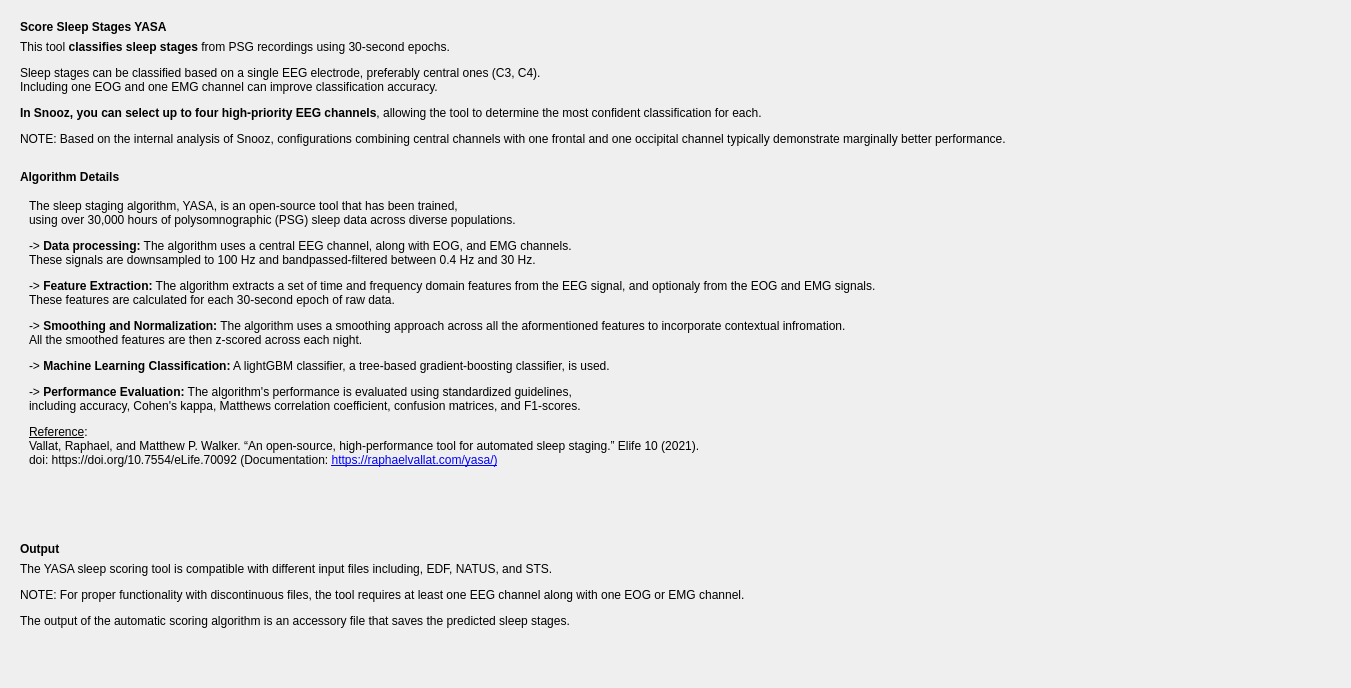
Above: tools/CEAMSTools/ScoreSleepStagesYASA/AlgoIntroStep/Ui_AlgoIntroStep.ui from SnoozToolbox/snooz-package-ceams before the change. Below: the same form after it.
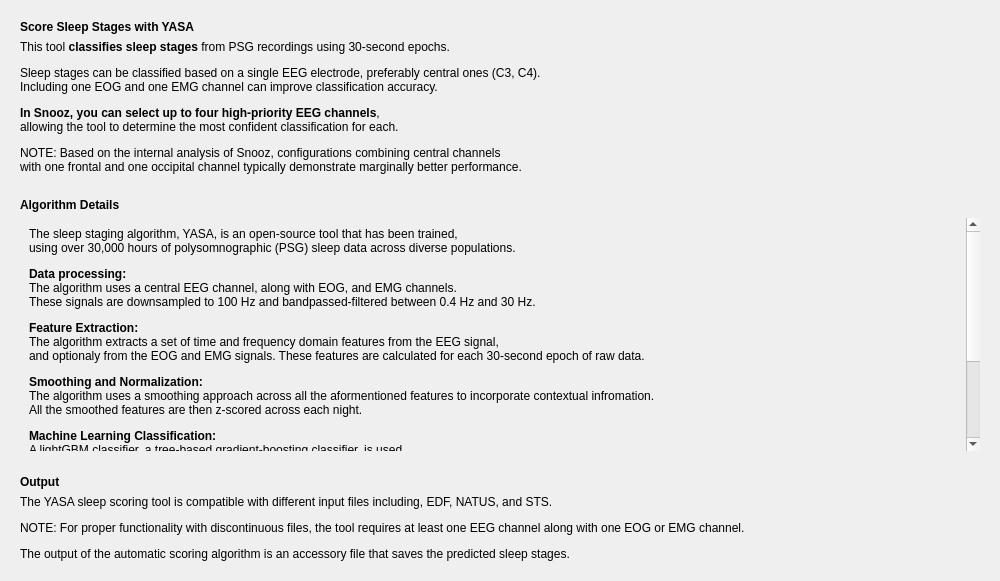
That is the form after the change.

Commit message: Update tool descriptions for clarity and usability across multiple tools

Diff of the .ui file:
```diff
--- a/tools/CEAMSTools/ScoreSleepStagesYASA/AlgoIntroStep/Ui_AlgoIntroStep.ui
+++ b/tools/CEAMSTools/ScoreSleepStagesYASA/AlgoIntroStep/Ui_AlgoIntroStep.ui
@@ -6,8 +6,8 @@
    <rect>
     <x>0</x>
     <y>0</y>
-    <width>1351</width>
-    <height>688</height>
+    <width>1000</width>
+    <height>581</height>
    </rect>
   </property>
   <property name="windowTitle">
@@ -18,11 +18,6 @@
   </property>
   <layout class="QVBoxLayout" name="verticalLayout_7">
    <item>
-    <widget class="QSplitter" name="splitter_2">
-     <property name="orientation">
-      <enum>Qt::Orientation::Horizontal</enum>
-     </property>
-     <widget class="QWidget" name="verticalLayoutWidget">
       <layout class="QVBoxLayout" name="verticalLayout">
        <item>
         <widget class="QFrame" name="frame">
@@ -54,7 +49,7 @@
              <number>0</number>
             </property>
             <property name="text">
-             <string>&lt;html&gt;&lt;head/&gt;&lt;body&gt;&lt;p&gt;&lt;span style=&quot; font-weight:600;&quot;&gt;Score Sleep Stages YASA&lt;/span&gt;&lt;/p&gt;&lt;/body&gt;&lt;/html&gt;</string>
+           <string>&lt;html&gt;&lt;head/&gt;&lt;body&gt;&lt;p&gt;&lt;span style=&quot; font-weight:600;&quot;&gt;Score Sleep Stages with YASA&lt;/span&gt;&lt;/p&gt;&lt;/body&gt;&lt;/html&gt;</string>
             </property>
            </widget>
           </item>
@@ -70,7 +65,7 @@
              <number>0</number>
             </property>
             <property name="text">
-             <string>&lt;html&gt;&lt;head/&gt;&lt;body&gt;&lt;p&gt;This tool &lt;span style=&quot; font-weight:700;&quot;&gt;classifies sleep stages&lt;/span&gt; from PSG recordings using 30-second epochs.&lt;/p&gt;&lt;p&gt;Sleep stages can be classified based on a single EEG electrode, preferably central ones (C3, C4).&lt;br/&gt;Including one EOG and one EMG channel can improve classification accuracy.&lt;/p&gt;&lt;p align=&quot;justify&quot;&gt;&lt;span style=&quot; font-weight:700;&quot;&gt;In Snooz, you can select up to four high-priority EEG channels&lt;/span&gt;, allowing the tool to determine the most confident classification for each. &lt;/p&gt;&lt;p align=&quot;justify&quot;&gt;NOTE: Based on the internal analysis of Snooz, configurations combining central channels with one frontal and one occipital channel typically demonstrate marginally better performance.&lt;/p&gt;&lt;/body&gt;&lt;/html&gt;</string>
+           <string>&lt;html&gt;&lt;head/&gt;&lt;body&gt;&lt;p&gt;This tool &lt;span style=&quot; font-weight:700;&quot;&gt;classifies sleep stages&lt;/span&gt; from PSG recordings using 30-second epochs.&lt;/p&gt;&lt;p&gt;Sleep stages can be classified based on a single EEG electrode, preferably central ones (C3, C4).&lt;br/&gt;Including one EOG and one EMG channel can improve classification accuracy.&lt;/p&gt;&lt;p align=&quot;justify&quot;&gt;&lt;span style=&quot; font-weight:700;&quot;&gt;In Snooz, you can select up to four high-priority EEG channels&lt;/span&gt;, &lt;br/&gt;allowing the tool to determine the most confident classification for each. &lt;/p&gt;&lt;p align=&quot;justify&quot;&gt;NOTE: Based on the internal analysis of Snooz, configurations combining central channels &lt;br/&gt;with one frontal and one occipital channel typically demonstrate marginally better performance.&lt;/p&gt;&lt;/body&gt;&lt;/html&gt;</string>
             </property>
            </widget>
           </item>
@@ -113,6 +108,12 @@
           </item>
           <item>
            <widget class="QScrollArea" name="scrollArea">
+          <property name="maximumSize">
+           <size>
+            <width>16777215</width>
+            <height>460</height>
+           </size>
+          </property>
             <property name="styleSheet">
              <string notr="true"/>
             </property>
@@ -130,10 +131,19 @@
               <rect>
                <x>0</x>
                <y>0</y>
-               <width>1301</width>
-               <height>390</height>
-              </rect>
-             </property>
+             <width>950</width>
+             <height>460</height>
+            </rect>
+           </property>
+           <property name="maximumSize">
+            <size>
+             <width>16777215</width>
+             <height>460</height>
+            </size>
+           </property>
+           <property name="styleSheet">
+            <string notr="true"/>
+           </property>
              <layout class="QHBoxLayout" name="horizontalLayout">
               <item>
                <widget class="QLabel" name="label_4">
@@ -143,6 +153,12 @@
                   <verstretch>0</verstretch>
                  </sizepolicy>
                 </property>
+              <property name="maximumSize">
+               <size>
+                <width>16777215</width>
+                <height>460</height>
+               </size>
+              </property>
                 <property name="focusPolicy">
                  <enum>Qt::FocusPolicy::NoFocus</enum>
                 </property>
@@ -159,7 +175,7 @@
                  <number>0</number>
                 </property>
                 <property name="text">
-                 <string>&lt;html&gt;&lt;head/&gt;&lt;body&gt;&lt;p&gt;The sleep staging algorithm, YASA, is an open-source tool that has been trained,&lt;br/&gt;using over 30,000 hours of polysomnographic (PSG) sleep data across diverse populations. &lt;/p&gt;&lt;p&gt;-&amp;gt;&lt;span style=&quot; font-weight:600;&quot;&gt; Data processing:&lt;/span&gt; The algorithm uses a central EEG channel, along with EOG, and EMG channels.&lt;br/&gt;These signals are downsampled to 100 Hz and bandpassed-filtered between 0.4 Hz and 30 Hz. &lt;/p&gt;&lt;p&gt;-&amp;gt; &lt;span style=&quot; font-weight:600;&quot;&gt;Feature Extraction:&lt;/span&gt; The algorithm extracts a set of time and frequency domain features from the EEG signal, and optionaly from the EOG and EMG signals.&lt;br/&gt;These features are calculated for each 30-second epoch of raw data. &lt;/p&gt;&lt;p&gt;-&amp;gt; &lt;span style=&quot; font-weight:600;&quot;&gt;Smoothing and Normalization:&lt;/span&gt; The algorithm uses a smoothing approach across all the aformentioned features to incorporate contextual infromation.&lt;br/&gt;All the smoothed features are then z-scored across each night. &lt;/p&gt;&lt;p&gt;-&amp;gt; &lt;span style=&quot; font-weight:600;&quot;&gt;Machine Learning Classification:&lt;/span&gt; A lightGBM classifier, a tree-based gradient-boosting classifier, is used. &lt;/p&gt;&lt;p&gt;-&amp;gt; &lt;span style=&quot; font-weight:600;&quot;&gt;Performance Evaluation:&lt;/span&gt; The algorithm's performance is evaluated using standardized guidelines,&lt;br/&gt;including accuracy, Cohen's kappa, Matthews correlation coefficient, confusion matrices, and F1-scores. &lt;/p&gt;&lt;p&gt;&lt;span style=&quot; text-decoration: underline;&quot;&gt;Reference&lt;/span&gt;: &lt;br/&gt;Vallat, Raphael, and Matthew P. Walker. “An open-source, high-performance tool for automated sleep staging.” Elife 10 (2021). &lt;br/&gt;doi: https://doi.org/10.7554/eLife.70092 (Documentation: &lt;a href=&quot;https://raphaelvallat.com/yasa/&quot;&gt;&lt;span style=&quot; text-decoration: underline; color:#0000ff;&quot;&gt;https://raphaelvallat.com/yasa/)&lt;br/&gt;&lt;/span&gt;&lt;/a&gt;&lt;/p&gt;&lt;/body&gt;&lt;/html&gt;</string>
+               <string>&lt;html&gt;&lt;head/&gt;&lt;body&gt;&lt;p&gt;The sleep staging algorithm, YASA, is an open-source tool that has been trained,&lt;br/&gt;using over 30,000 hours of polysomnographic (PSG) sleep data across diverse populations. &lt;/p&gt;&lt;p&gt;&lt;span style=&quot; font-weight:600;&quot;&gt;Data processing:&lt;/span&gt;&lt;br/&gt;The algorithm uses a central EEG channel, along with EOG, and EMG channels.&lt;br/&gt;These signals are downsampled to 100 Hz and bandpassed-filtered between 0.4 Hz and 30 Hz. &lt;/p&gt;&lt;p&gt;&lt;span style=&quot; font-weight:600;&quot;&gt;Feature Extraction:&lt;/span&gt;&lt;br/&gt;The algorithm extracts a set of time and frequency domain features from the EEG signal, &lt;br/&gt;and optionaly from the EOG and EMG signals. These features are calculated for each 30-second epoch of raw data. &lt;/p&gt;&lt;p&gt;&lt;span style=&quot; font-weight:600;&quot;&gt;Smoothing and Normalization:&lt;/span&gt;&lt;br/&gt;The algorithm uses a smoothing approach across all the aformentioned features to incorporate contextual infromation.&lt;br/&gt;All the smoothed features are then z-scored across each night. &lt;/p&gt;&lt;p&gt;&lt;span style=&quot; font-weight:600;&quot;&gt;Machine Learning Classification:&lt;/span&gt;&lt;br/&gt;A lightGBM classifier, a tree-based gradient-boosting classifier, is used. &lt;/p&gt;&lt;p&gt;&lt;span style=&quot; font-weight:600;&quot;&gt;Performance Evaluation:&lt;/span&gt;&lt;br/&gt;The algorithm's performance is evaluated using standardized guidelines,&lt;br/&gt;including accuracy, Cohen's kappa, Matthews correlation coefficient, confusion matrices, and F1-scores. &lt;/p&gt;&lt;p&gt;&lt;span style=&quot; text-decoration: underline;&quot;&gt;Reference&lt;/span&gt;: &lt;br/&gt;Vallat, Raphael, and Matthew P. Walker. “An open-source, high-performance tool for automated sleep staging.” Elife 10 (2021). &lt;br/&gt;doi: https://doi.org/10.7554/eLife.70092 (Documentation: &lt;a href=&quot;https://raphaelvallat.com/yasa/&quot;&gt;&lt;span style=&quot; text-decoration: underline; color:#0000ff;&quot;&gt;https://raphaelvallat.com/yasa/)&lt;br/&gt;&lt;/span&gt;&lt;/a&gt;&lt;/p&gt;&lt;/body&gt;&lt;/html&gt;</string>
                 </property>
                 <property name="alignment">
                  <set>Qt::AlignmentFlag::AlignLeading|Qt::AlignmentFlag::AlignLeft|Qt::AlignmentFlag::AlignTop</set>
@@ -220,12 +236,12 @@
              <enum>Qt::Orientation::Vertical</enum>
             </property>
             <property name="sizeType">
-             <enum>QSizePolicy::Policy::Preferred</enum>
+           <enum>QSizePolicy::Policy::Expanding</enum>
             </property>
             <property name="sizeHint" stdset="0">
              <size>
               <width>20</width>
-              <height>40</height>
+            <height>10</height>
              </size>
             </property>
            </spacer>
@@ -234,8 +250,6 @@
         </widget>
        </item>
       </layout>
-     </widget>
-    </widget>
    </item>
   </layout>
  </widget>
```
Left out of the diff: 2 changed lines with no effect on the pictures. Lines whose indentation alone changed are shown as unchanged. The commit also changes 5 other files.
